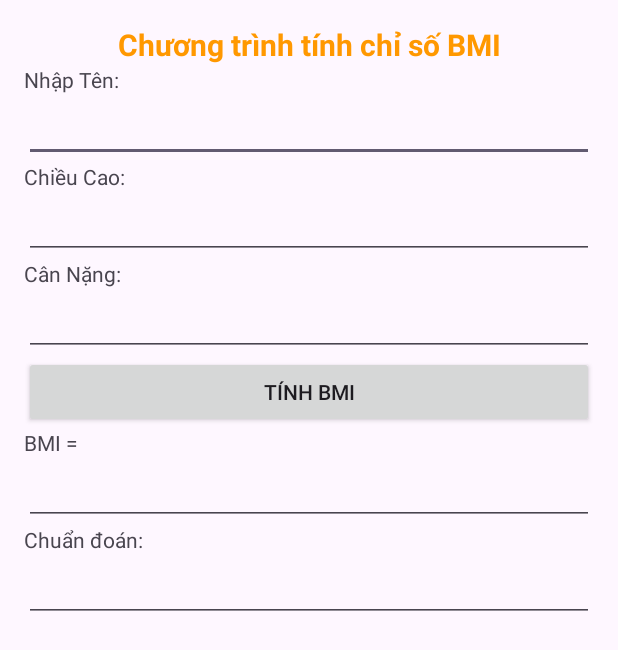
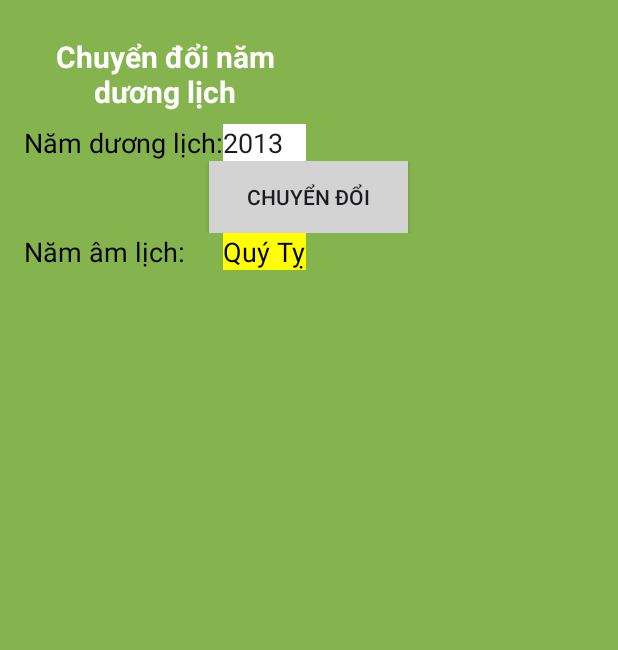
Before and after one commit to Vunhan1002/AndroidMobileApplicationPractice, an Android app: the screen it shows after launch (MainActivity), on a phone screen of 412 x 824 dp. Shown: the top 650 px of the screen. Run offline under Robolectric (Android 15) with nearby library versions, the phone set to English and light mode, and no system bars.

Commit message:
Complete exercise 5(1)

```diff
--- a/app/src/main/java/com/example/androidmobileapplicationpractice/MainActivity.java
+++ b/app/src/main/java/com/example/androidmobileapplicationpractice/MainActivity.java
@@ -5,56 +5,41 @@ import android.os.Bundle;
 import android.view.View;
 import android.widget.Button;
 import android.widget.EditText;
+import android.widget.TextView;
 
 import java.text.DecimalFormat;
 
 public class MainActivity extends Activity {
-    EditText editten, editchieucao, editcannang, editBMI, editChandoan;
-    Button btnTinhBMI;
+    EditText editNamDuongLich;
+    TextView textViewAmLich;
+    Button btnChuyenDoi;
+
+    String[] can = {"Canh", "Tân", "Nhâm", "Quý", "Giáp", "Ất", "Bính", "Đinh", "Mậu", "Kỷ"};
+    String[] chi = {"Thân", "Dậu", "Tuất", "Hợi", "Tý", "Sửu", "Dần", "Mão", "Thìn", "Tỵ", "Ngọ", "Mùi"};
 
     @Override
     protected void onCreate(Bundle savedInstanceState) {
         super.onCreate(savedInstanceState);
-        setContentView(R.layout.activity_main); // liên kết giao diện XML
+        setContentView(R.layout.activity_main);
 
-        // Ánh xạ các thành phần trong layout vào biến Java
-        editten = findViewById(R.id.editten);
-        editchieucao = findViewById(R.id.editchieucao);
-        editcannang = findViewById(R.id.editcannang);
-        editBMI = findViewById(R.id.editBMI);
-        editChandoan = findViewById(R.id.editChandoan);
-        btnTinhBMI = findViewById(R.id.btnTinhBMI);
+        editNamDuongLich = findViewById(R.id.editNamDuongLich);
+        textViewAmLich = findViewById(R.id.textView5);
+        btnChuyenDoi = findViewById(R.id.button1);
 
-        // Bắt sự kiện click vào nút "Tính BMI"
-        btnTinhBMI.setOnClickListener(new View.OnClickListener() {
+        btnChuyenDoi.setOnClickListener(new View.OnClickListener() {
             @Override
-            public void onClick(View v) {
-                // Lấy chiều cao và cân nặng từ EditText và chuyển sang kiểu double
-                double H = Double.parseDouble(editchieucao.getText().toString());
-                double W = Double.parseDouble(editcannang.getText().toString());
-
-                // Tính BMI theo công thức: BMI = W / (H^2)
-                double BMI = W / Math.pow(H, 2);
-                String chandoan = "";
-
-                // Phân loại kết quả BMI
-                if (BMI < 18) {
-                    chandoan = "Bạn gầy";
-                } else if (BMI <= 24.9) {
-                    chandoan = "Bạn bình thường";
-                } else if (BMI <= 29.9) {
-                    chandoan = "Bạn béo phì độ 1";
-                } else if (BMI <= 34.9) {
-                    chandoan = "Bạn béo phì độ 2";
-                } else {
-                    chandoan = "Bạn béo phì độ 3";
+            public void onClick(View view) {
+                try {
+                    int namDuong = Integer.parseInt(editNamDuongLich.getText().toString().trim());
+                    int indexCan = namDuong % 10;
+                    int indexChi = namDuong % 12;
+                    String namAm = can[indexCan] + " " + chi[indexChi];
+                    textViewAmLich.setText(namAm);
+                }catch (NumberFormatException e){
+                    textViewAmLich.setText("Vui lòng nhập số hợp lệ");
                 }
-
-                // Định dạng và hiển thị kết quả
-                DecimalFormat dcf = new DecimalFormat("#.0");
-                editBMI.setText(dcf.format(BMI));
-                editChandoan.setText(chandoan);
             }
         });
+
     }
 }
--- a/app/src/main/res/layout/activity_main.xml
+++ b/app/src/main/res/layout/activity_main.xml
@@ -1,85 +1,87 @@
 <?xml version="1.0" encoding="utf-8"?>
-<LinearLayout xmlns:android="http://schemas.android.com/apk/res/android"
+<TableLayout xmlns:android="http://schemas.android.com/apk/res/android"
+    android:id="@+id/TableLayout1"
     android:layout_width="match_parent"
     android:layout_height="match_parent"
-    android:orientation="vertical"
+    android:background="#85B34D"
     android:padding="16dp">
 
-    <!-- Tiêu đề chương trình -->
+    <TableRow
+        android:id="@+id/tableRow4"
+        android:layout_width="match_parent"
+        android:layout_height="wrap_content">
+
         <TextView
-        android:id="@+id/textView0"
+            android:id="@+id/textView3"
+            android:layout_width="wrap_content"
+            android:layout_height="wrap_content"
+            android:layout_gravity="center"
+            android:layout_span="2"
+            android:gravity="center"
+            android:padding="8dp"
+            android:text="Chuyển đổi năm dương lịch"
+            android:textColor="#FFFFFF"
+            android:textSize="20sp"
+            android:textStyle="bold" />
+    </TableRow>
+
+    <TableRow
+        android:id="@+id/tableRow1"
+        android:layout_width="match_parent"
+        android:layout_height="wrap_content">
+
+        <TextView
+            android:id="@+id/textView1"
+            android:layout_width="wrap_content"
+            android:layout_height="wrap_content"
+            android:text="Năm dương lịch:"
+            android:textColor="#000000"
+            android:textSize="18sp" />
+
+        <EditText
+            android:id="@+id/editNamDuongLich"
             android:layout_width="match_parent"
             android:layout_height="wrap_content"
-        android:text="Chương trình tính chỉ số BMI"
-        android:textSize="20sp"
-        android:textStyle="bold"
-        android:gravity="center"
-        android:textColor="#FF9800" />
+            android:background="#FFFFFF"
+            android:inputType="number"
+            android:text="2013" />
+    </TableRow>
 
-    <!-- Nhập tên -->
-    <TextView
-        android:id="@+id/textView1"
+    <TableRow
+        android:id="@+id/tableRow2"
         android:layout_width="match_parent"
         android:layout_height="wrap_content"
-        android:text="Nhập Tên:" />
-    <EditText
-        android:id="@+id/editten"
+        android:gravity="center">
+
+        <Button
+            android:id="@+id/button1"
+            android:layout_width="wrap_content"
+            android:layout_height="wrap_content"
+            android:background="#D3D3D3"
+            android:text="Chuyển đổi" />
+    </TableRow>
+
+    <TableRow
+        android:id="@+id/tableRow3"
         android:layout_width="match_parent"
-        android:layout_height="wrap_content" />
+        android:layout_height="wrap_content">
 
-    <!-- Nhập chiều cao -->
         <TextView
             android:id="@+id/textView2"
-        android:layout_width="match_parent"
+            android:layout_width="wrap_content"
             android:layout_height="wrap_content"
-        android:text="Chiều Cao:" />
-    <EditText
-        android:id="@+id/editchieucao"
-        android:layout_width="match_parent"
-        android:layout_height="wrap_content"
-        android:inputType="numberDecimal" />
+            android:text="Năm âm lịch:"
+            android:textColor="#000000"
+            android:textSize="18sp" />
 
-    <!-- Nhập cân nặng -->
-    <TextView
-        android:id="@+id/textView3"
-        android:layout_width="match_parent"
-        android:layout_height="wrap_content"
-        android:text="Cân Nặng:" />
-    <EditText
-        android:id="@+id/editcannang"
-        android:layout_width="match_parent"
-        android:layout_height="wrap_content"
-        android:inputType="numberDecimal" />
-
-    <!-- Nút tính BMI -->
-    <Button
-        android:id="@+id/btnTinhBMI"
-        android:layout_width="match_parent"
-        android:layout_height="wrap_content"
-        android:text="Tính BMI" />
-
-    <!-- Hiển thị kết quả BMI -->
-    <TextView
-        android:id="@+id/textView4"
-        android:layout_width="match_parent"
-        android:layout_height="wrap_content"
-        android:text="BMI = " />
-    <EditText
-        android:id="@+id/editBMI"
-        android:layout_width="match_parent"
-        android:layout_height="wrap_content"
-        android:focusable="false" />
-
-    <!-- Hiển thị chẩn đoán -->
         <TextView
             android:id="@+id/textView5"
             android:layout_width="match_parent"
             android:layout_height="wrap_content"
-        android:text="Chuẩn đoán:" />
-    <EditText
-        android:id="@+id/editChandoan"
-        android:layout_width="match_parent"
-        android:layout_height="wrap_content"
-        android:focusable="false" />
+            android:background="#FFFF00"
+            android:text="Quý Tỵ"
+            android:textColor="#000000"
+            android:textSize="18sp" />
+    </TableRow>
 
-</LinearLayout>
+</TableLayout>
```
Lines whose indentation alone changed are shown as unchanged.
